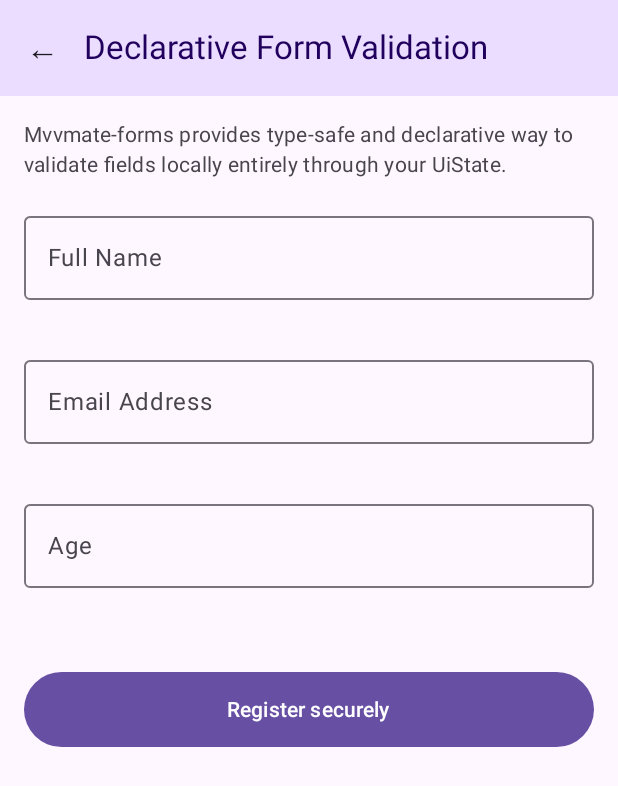
After one commit to anwarpro/mvvmate, an Android app built with Jetpack Compose: the composable FormsExampleScreen shown on its own in the app's theme, on a phone screen of 412 x 824 dp. The commit adds this screen. Shown: the top 786 px of the screen. Run offline under Robolectric (Android 15) with nearby library versions, the light colour scheme and no system bars.

Commit message:
feat: Add forms example screen and update llms.txt context with testing and forms sections

```diff
--- a/composeApp/build.gradle.kts
+++ b/composeApp/build.gradle.kts
@@ -77,9 +77,12 @@ kotlin {
             implementation(project(":actions"))
             implementation(project(":network-actions"))
             implementation(project(":remote-debug"))
+            implementation(project(":forms"))
             implementation(libs.kotlinx.serialization.json)
             implementation(libs.kotlinx.datetime)
             implementation(libs.koog.agents)
+
+            implementation(libs.material.icons.extended)
         }
         desktopMain.dependencies {
             implementation(compose.desktop.currentOs)
--- a/composeApp/src/commonMain/kotlin/com/helloanwar/mvvmate/App.kt
+++ b/composeApp/src/commonMain/kotlin/com/helloanwar/mvvmate/App.kt
@@ -14,6 +14,7 @@ import com.helloanwar.mvvmate.navigation.Screen
 import com.helloanwar.mvvmate.networkactionsexample.NetworkActionsExampleScreen
 import com.helloanwar.mvvmate.aiexample.SmartProfileScreen
 import com.helloanwar.mvvmate.networkexample.NetworkExampleScreen
+import com.helloanwar.mvvmate.formsexample.FormsExampleScreen
 import org.jetbrains.compose.ui.tooling.preview.Preview
 import com.helloanwar.mvvmate.core.MvvMate
 import com.helloanwar.mvvmate.debug.RemoteDebugLogger
@@ -56,6 +57,10 @@ fun App() {
                 Screen.NetworkActionsExample -> NetworkActionsExampleScreen(
                     onBack = { currentScreen = Screen.Main }
                 )
+
+                Screen.FormsExample -> FormsExampleScreen(
+                    onBack = { currentScreen = Screen.Main }
+                )
             }
         }
     }
--- /dev/null
+++ b/composeApp/src/commonMain/kotlin/com/helloanwar/mvvmate/formsexample/FormsExampleScreen.kt
@@ -0,0 +1,168 @@
+package com.helloanwar.mvvmate.formsexample
+
+import androidx.compose.foundation.layout.*
+import androidx.compose.foundation.rememberScrollState
+import androidx.compose.foundation.text.KeyboardOptions
+import androidx.compose.foundation.verticalScroll
+import androidx.compose.material3.*
+import androidx.compose.runtime.Composable
+import androidx.compose.runtime.getValue
+import androidx.compose.ui.Alignment
+import androidx.compose.ui.Modifier
+import androidx.compose.ui.graphics.Color
+import androidx.compose.ui.text.input.KeyboardType
+import androidx.compose.ui.unit.dp
+import androidx.lifecycle.compose.collectAsStateWithLifecycle
+
+@OptIn(ExperimentalMaterial3Api::class)
+@Composable
+fun FormsExampleScreen(
+    onBack: () -> Unit,
+    viewModel: RegistrationViewModel = androidx.lifecycle.viewmodel.compose.viewModel { RegistrationViewModel() }
+) {
+    val state by viewModel.state.collectAsStateWithLifecycle()
+
+    Scaffold(
+        topBar = {
+            TopAppBar(
+                title = { Text("Declarative Form Validation") },
+                navigationIcon = {
+                    IconButton(onClick = onBack) {
+                        Text("←", style = MaterialTheme.typography.titleLarge)
+                    }
+                },
+                colors = TopAppBarDefaults.topAppBarColors(
+                    containerColor = MaterialTheme.colorScheme.primaryContainer,
+                    titleContentColor = MaterialTheme.colorScheme.onPrimaryContainer
+                )
+            )
+        }
+    ) { padding ->
+        Column(
+            modifier = Modifier
+                .fillMaxSize()
+                .padding(padding)
+                .verticalScroll(rememberScrollState())
+                .padding(16.dp),
+            verticalArrangement = Arrangement.spacedBy(16.dp)
+        ) {
+            Text(
+                "Mvvmate-forms provides type-safe and declarative way to validate fields locally entirely through your UiState.",
+                style = MaterialTheme.typography.bodyMedium,
+                color = MaterialTheme.colorScheme.onSurfaceVariant
+            )
+
+            if (state.isSuccess) {
+                RegistrationSuccessCard(onReset = { viewModel.handleAction(RegistrationAction.Reset) })
+            } else {
+                RegistrationForm(
+                    state = state,
+                    onNameChange = { viewModel.handleAction(RegistrationAction.FullNameChanged(it)) },
+                    onEmailChange = { viewModel.handleAction(RegistrationAction.EmailChanged(it)) },
+                    onAgeChange = { viewModel.handleAction(RegistrationAction.AgeChanged(it)) },
+                    onSubmit = { viewModel.handleAction(RegistrationAction.Submit) }
+                )
+            }
+        }
+    }
+}
+
+@Composable
+private fun RegistrationForm(
+    state: RegistrationState,
+    onNameChange: (String) -> Unit,
+    onEmailChange: (String) -> Unit,
+    onAgeChange: (String) -> Unit,
+    onSubmit: () -> Unit
+) {
+    OutlinedTextField(
+        value = state.fullName.value,
+        onValueChange = onNameChange,
+        label = { Text("Full Name") },
+        modifier = Modifier.fillMaxWidth(),
+        isError = state.fullName.isTouched && state.fullName.isInvalid,
+        supportingText = {
+            if (state.fullName.isTouched && state.fullName.isInvalid) {
+                Text(state.fullName.errors.first(), color = MaterialTheme.colorScheme.error)
+            }
+        }
+    )
+
+    OutlinedTextField(
+        value = state.email.value,
+        onValueChange = onEmailChange,
+        label = { Text("Email Address") },
+        modifier = Modifier.fillMaxWidth(),
+        keyboardOptions = KeyboardOptions(keyboardType = KeyboardType.Email),
+        isError = state.email.isTouched && state.email.isInvalid,
+        supportingText = {
+            if (state.email.isTouched && state.email.isInvalid) {
+                Text(state.email.errors.first(), color = MaterialTheme.colorScheme.error)
+            }
+        }
+    )
+
+    OutlinedTextField(
+        value = state.age.value,
+        onValueChange = onAgeChange,
+        label = { Text("Age") },
+        modifier = Modifier.fillMaxWidth(),
+        keyboardOptions = KeyboardOptions(keyboardType = KeyboardType.Number),
+        isError = state.age.isTouched && state.age.isInvalid,
+        supportingText = {
+            if (state.age.isTouched && state.age.isInvalid) {
+                Text(state.age.errors.first(), color = MaterialTheme.colorScheme.error)
+            }
+        }
+    )
+
+    Spacer(Modifier.height(8.dp))
+
+    Button(
+        onClick = onSubmit,
+        modifier = Modifier.fillMaxWidth().height(50.dp),
+        enabled = !state.isSubmitting
+    ) {
+        if (state.isSubmitting) {
+            CircularProgressIndicator(
+                color = MaterialTheme.colorScheme.onPrimary,
+                modifier = Modifier.size(24.dp)
+            )
+        } else {
+            Text("Register securely")
+        }
+    }
+}
+
+@Composable
+private fun RegistrationSuccessCard(onReset: () -> Unit) {
+    Card(
+        modifier = Modifier.fillMaxWidth(),
+        colors = CardDefaults.cardColors(
+            containerColor = Color(0xFFE8F5E9)
+        )
+    ) {
+        Column(
+            modifier = Modifier.padding(24.dp),
+            horizontalAlignment = Alignment.CenterHorizontally,
+            verticalArrangement = Arrangement.spacedBy(16.dp)
+        ) {
+            Text(
+                "🎉 Registration Successful!",
+                style = MaterialTheme.typography.titleLarge,
+                color = Color(0xFF2E7D32)
+            )
+            Text(
+                "Your form passed all validation rules effortlessly.",
+                style = MaterialTheme.typography.bodyMedium,
+                color = Color(0xFF1B5E20)
+            )
+            Button(
+                onClick = onReset,
+                colors = ButtonDefaults.buttonColors(containerColor = Color(0xFF2E7D32))
+            ) {
+                Text("Start Again")
+            }
+        }
+    }
+}
--- a/gradle/libs.versions.toml
+++ b/gradle/libs.versions.toml
@@ -73,6 +73,8 @@ ktor-server-cio = { module = "io.ktor:ktor-server-cio", version.ref = "ktor" }
 ktor-server-websockets = { module = "io.ktor:ktor-server-websockets", version.ref = "ktor" }
 ktor-serialization-kotlinx-json = { module = "io.ktor:ktor-serialization-kotlinx-json", version.ref = "ktor" }
 java-websocket = { module = "org.java-websocket:Java-WebSocket", version = "1.5.3" }
+material-icons-extended = { module = "org.jetbrains.compose.material:material-icons-extended", version = "1.7.3" }
+
 
 
 [plugins]
```
Also changed, not shown: composeApp/src/commonMain/kotlin/com/helloanwar/mvvmate/formsexample/RegistrationViewModel.kt (added, +92 -0 lines), composeApp/src/commonMain/kotlin/com/helloanwar/mvvmate/navigation/NavigationScreen.kt (+7 -1 lines), 1 other file.
